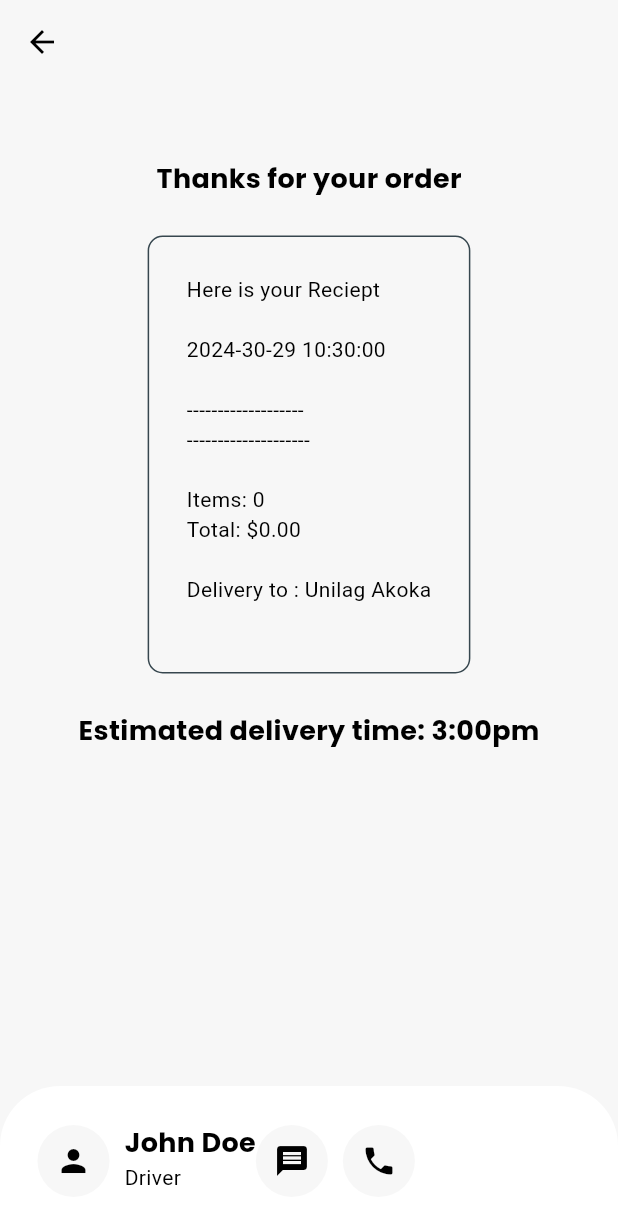
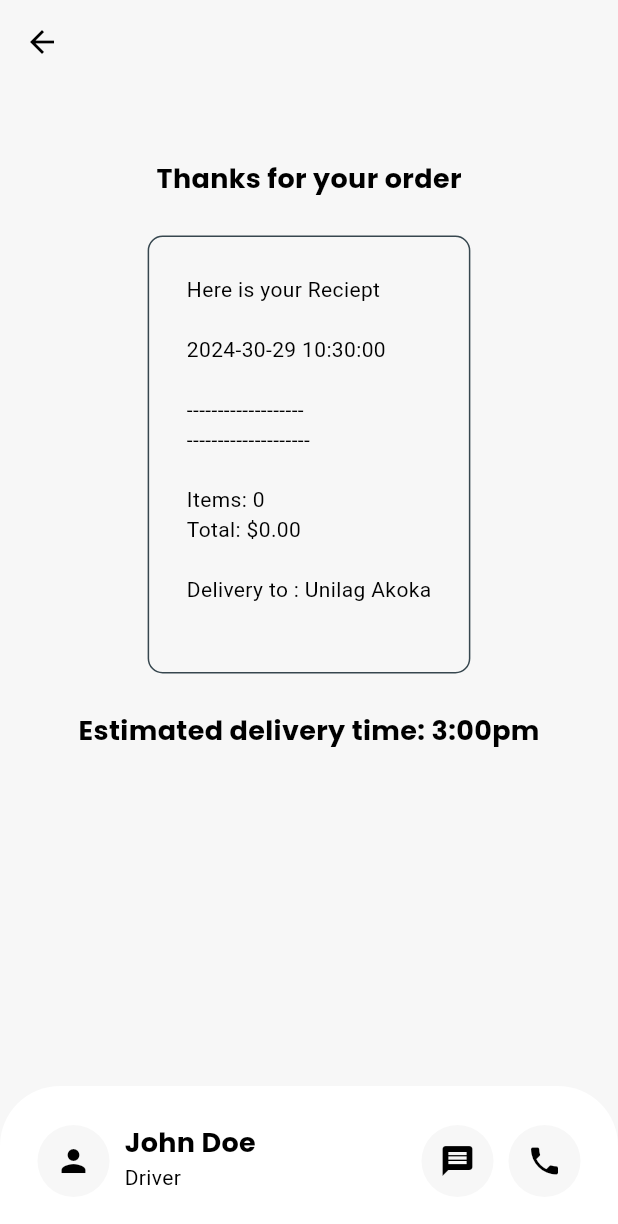
Before and after one commit to oluwakolade/food-app, a Flutter app: the DevliveryPage screen opened directly, on a phone screen of 412 x 824 dp. Shown: the top 1224 px of the screen. Run offline on Flutter 3.47's test engine with Material 3 defaults, Android fonts, the phone set to English and light mode, and no system bars; our stand-ins replace cloud_firestore, firebase_auth, firebase_core, flutter_credit_card, google_fonts; accounts and stored records are empty.

Commit message:
ui update

```diff
--- a/lib/pages/checkout_page.dart
+++ b/lib/pages/checkout_page.dart
@@ -72,6 +72,8 @@ class CheckoutPage extends StatelessWidget {
               ),
             ),
 
+            const Spacer(),
+
             OutlineButton(
                 text: "Checkout",
                 ontap: () {
--- a/lib/pages/devlivery_page.dart
+++ b/lib/pages/devlivery_page.dart
@@ -68,6 +68,7 @@ class _DevliveryPageState extends State<DevliveryPage> {
             crossAxisAlignment: CrossAxisAlignment.start,
             children: [HeaderText(text: "John Doe"), BodyText(text: "Driver")],
           ),
+          const Spacer(),
           Row(
             children: [
               Container(
--- a/lib/pages/food_details_page.dart
+++ b/lib/pages/food_details_page.dart
@@ -58,9 +58,7 @@ class _FoodDetailsState extends State<FoodDetails> {
                 ),
               ),
 
-              const SizedBox(
-                height: 50,
-              ),
+              const Spacer(),
 
               OutlineButton(
                   text: 'Add to Cart', ontap: () => addToCart(widget.food)),
--- a/lib/pages/payment_page.dart
+++ b/lib/pages/payment_page.dart
@@ -85,7 +85,7 @@ class _PaymentPageState extends State<PaymentPage> {
                   });
                 },
                 formKey: formKey),
-            const SizedBox(height: 10),
+            const Spacer(),
             FillButton(text: "Pay Now", ontap: userTapped),
             const SizedBox(
               height: 25,
```
Also changed, not shown: firebase.json, 6 other files.
